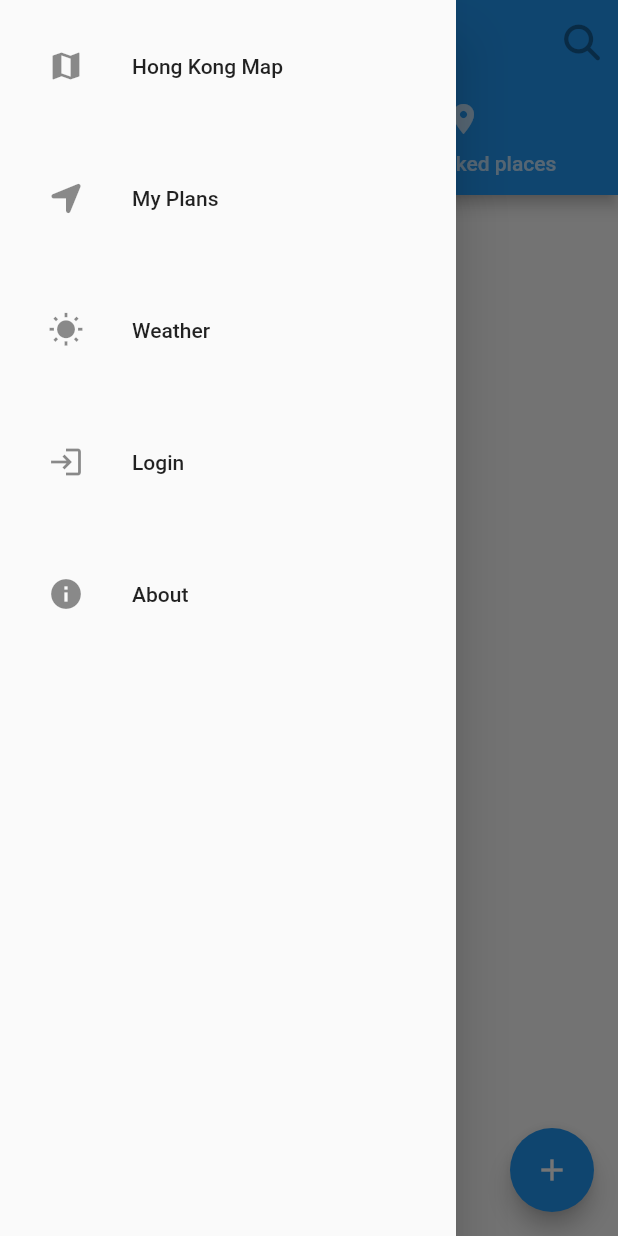
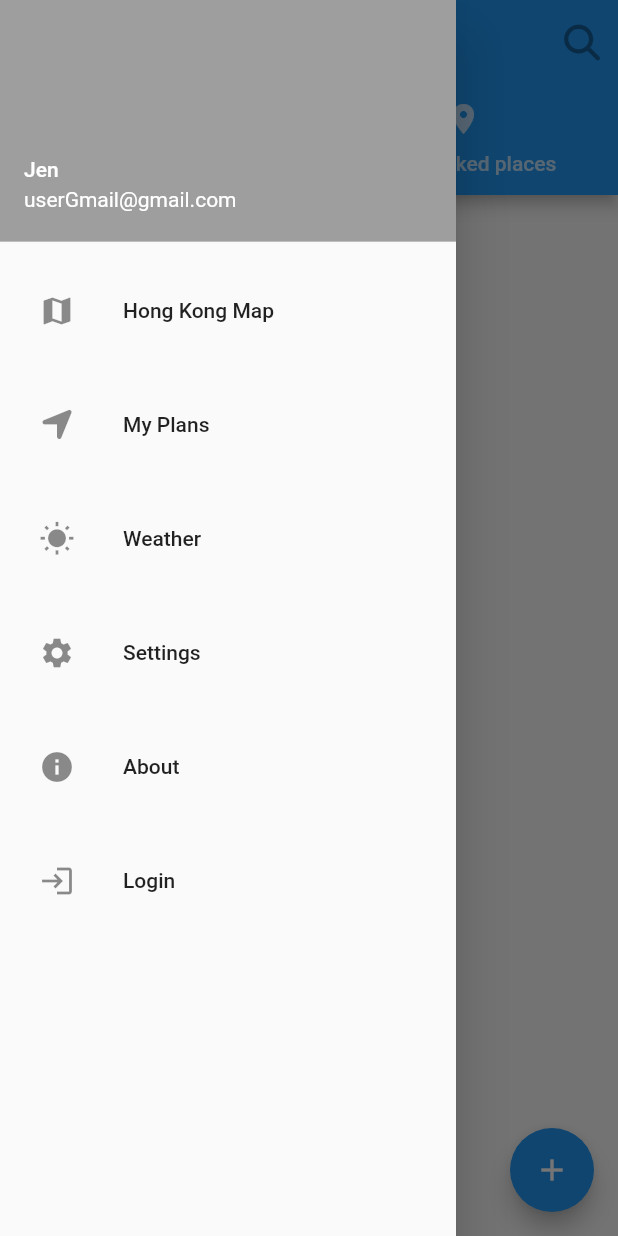
Before and after one commit to playmaker432/flutter_hkTouristApp, a Flutter app: the MyPlanPage screen opened by its route, with the side drawer open, on a phone screen of 412 x 824 dp. Run offline on Flutter 3.47's test engine with Material 2 defaults, Android fonts, the phone set to English and light mode, and no system bars; our stand-ins replace font_awesome_flutter; network calls fail; key blocks and very long unbroken strings in the code were emptied for the run.

Commit message:
Add UserAccountsDrawerHeader

```diff
--- a/lib/main.dart
+++ b/lib/main.dart
@@ -42,12 +42,12 @@ Widget buildDrawer(BuildContext context) {
   return Drawer(
     child: ListView(
       children: <Widget>[
-        // UserAccountsDrawerHeader(
-        //   accountName: Text('Jen'),
-        //   accountEmail: Text('userGmail@gmail.com'),
-        //   // currentAccountPicture: Image.asset('assets/waiting.gif'),
-        //   decoration: BoxDecoration(color: Colors.deepOrange),
-        // ),
+        UserAccountsDrawerHeader(
+          accountName: Text('Jen'),
+          accountEmail: Text('userGmail@gmail.com'),
+          // currentAccountPicture: Image.asset('assets/waiting.gif'),
+          decoration: BoxDecoration(color: Colors.grey),
+        ),
         _createDrawerItem(context,
             text: 'Hong Kong Map', icon: Icons.map, route: '/hkmap'),
         _createDrawerItem(context,
@@ -57,9 +57,11 @@ Widget buildDrawer(BuildContext context) {
         _createDrawerItem(context,
             text: 'Weather', icon: Icons.wb_sunny, route: '/weather'),
         _createDrawerItem(context,
+            text: 'Settings', icon: Icons.settings, route: '/aboutus'),
+        _createDrawerItem(context,
+            text: 'About', icon: Icons.info, route: '/aboutus'),
+        _createDrawerItem(context,
             text: 'Login', icon: Icons.login, route: '/login'),
-        _createDrawerItem(context,
-            text: 'About', icon: Icons.info, route: '/aboutus')
       ],
     ),
   );
@@ -68,7 +70,7 @@ Widget buildDrawer(BuildContext context) {
 Widget _createDrawerItem(BuildContext context,
     {required String text, IconData? icon, required String route}) {
   return Container(
-      padding: EdgeInsets.all(16),
+      padding: EdgeInsets.all(10),
       child: ListTile(
           leading: icon != null ? Icon(icon) : null,
           title: Text(text),
--- a/lib/myplan_page.dart
+++ b/lib/myplan_page.dart
@@ -102,7 +102,7 @@ class _MyPlan_PageState extends State<MyPlanPage> {
       child: Scaffold(
         drawer: drawer,
         appBar: AppBar(
-          title: Text("AppBar Title"),
+          title: Text("My Plans"),
           // leading: Icon(FontAwesomeIcons.dragon),
           actions: <Widget>[
             IconButton(
```
